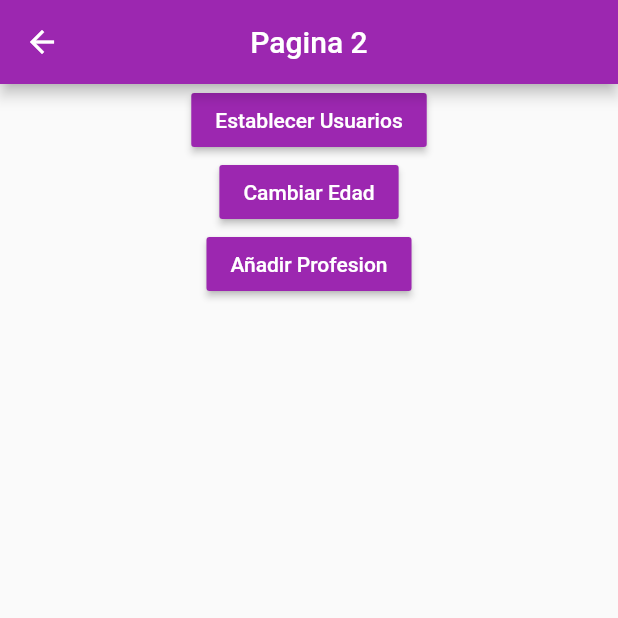
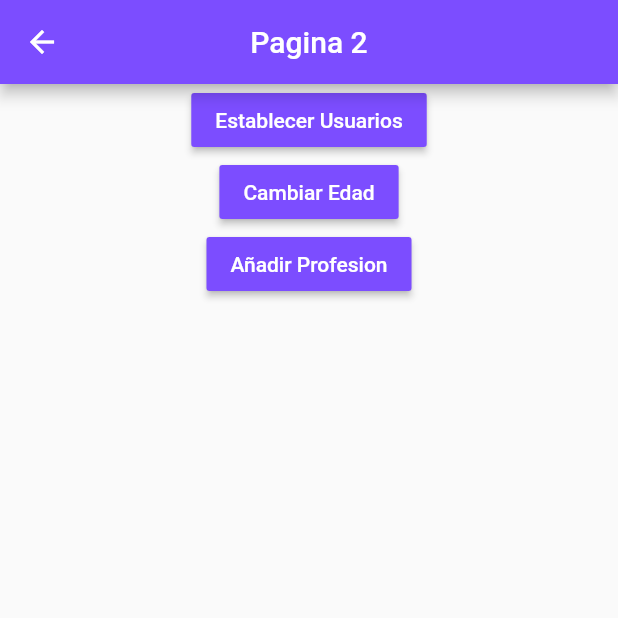
Before and after one commit to RobertoBoz/StateManagment, a Flutter app: the screen it shows after launch, after a tap on the "ac unit" icon, on a phone screen of 412 x 824 dp, the top half of it. Run offline on Flutter 3.47's test engine with Material 2 defaults, Android fonts, the phone set to English and light mode, and no system bars.

Commit message:
Colores en thema prestablecido

```diff
--- a/lib/main.dart
+++ b/lib/main.dart
@@ -16,8 +16,9 @@ class MyApp extends StatelessWidget {
     return MaterialApp(
       title: 'Flutter Demo',
       theme: ThemeData(
-        primarySwatch: Colors.purple,
+       primaryColorLight: Colors.deepPurpleAccent,
       ),
+      themeMode: ThemeMode.light,
       initialRoute: 'pagina1',
       routes: {
         'pagina1': ( _ ) => const Pagina1Page(),
--- a/lib/pages/pagina1_page.dart
+++ b/lib/pages/pagina1_page.dart
@@ -11,10 +11,12 @@ class Pagina1Page extends StatelessWidget {
       appBar: AppBar(
         title: const Text('Pagina 1'),
         centerTitle: true,
+        backgroundColor: Theme.of(context).primaryColorLight,
       ),
       body: const InformacionUsuario(),
       floatingActionButton: FloatingActionButton(
         child: const Icon(Icons.ac_unit),
+        backgroundColor: Theme.of(context).primaryColorLight,
         onPressed: () => Navigator.pushNamed(context, 'pagina2'),
       ),
     );
--- a/lib/pages/pagina2_pages.dart
+++ b/lib/pages/pagina2_pages.dart
@@ -10,6 +10,7 @@ class Pagina2Page extends StatelessWidget {
       appBar: AppBar(
         title: const Text('Pagina 2'),
         centerTitle: true,
+        backgroundColor: Theme.of(context).primaryColorLight,
       ),
       body: Center(
         child: Column(
@@ -17,20 +18,18 @@ class Pagina2Page extends StatelessWidget {
             MaterialButton(
               onPressed: (){},
               child: const Text('Establecer Usuarios',style: TextStyle(color: Colors.white)),
-              color: Colors.purple
+              color: Theme.of(context).primaryColorLight
             ),
             MaterialButton(
               onPressed: (){},
               child: const Text('Cambiar Edad',style: TextStyle(color: Colors.white)),
-              color: Colors.purple
+              color:Theme.of(context).primaryColorLight
             ),
             MaterialButton(
               onPressed: (){},
               child: const Text('Añadir Profesion',style: TextStyle(color: Colors.white)),
-              color: Colors.purple
+              color: Theme.of(context).primaryColorLight
             ),
-
-
           ]
         ),
       ),
```
